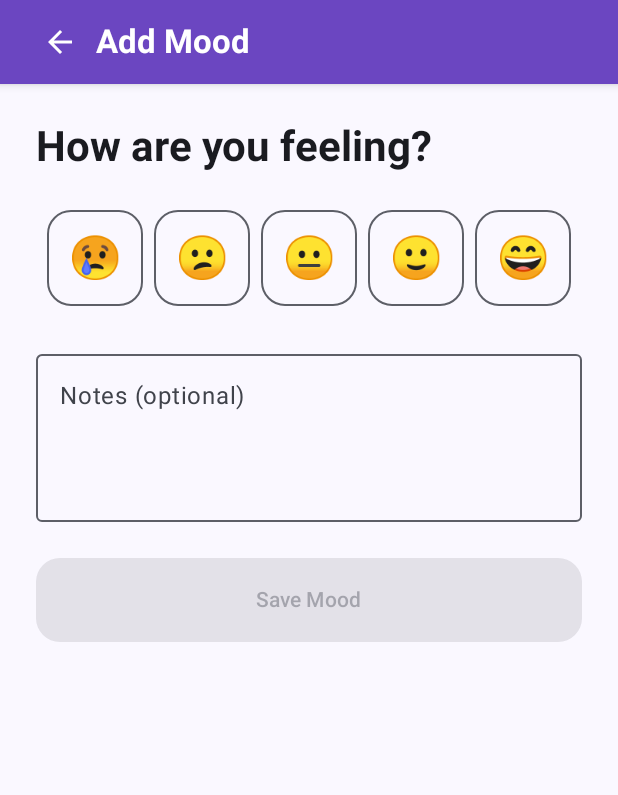
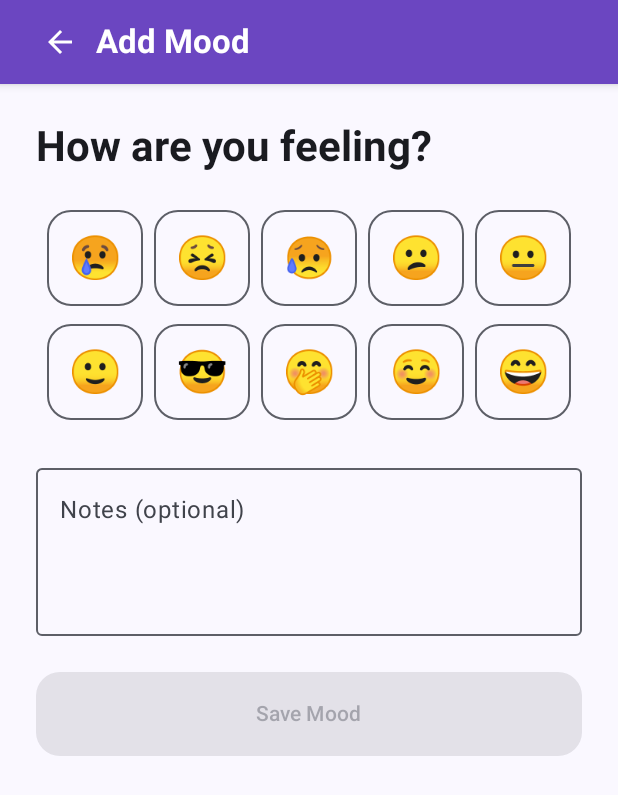
Before and after one commit to leen938/Moodmate, an Android app built with Jetpack Compose: the AddMoodScreen screen opened through its navigation route, on a phone screen of 412 x 824 dp. Shown: the top 795 px of the screen. Run offline under Robolectric (Android 15) with nearby library versions, the phone set to English and light mode, and no system bars.

Commit message:
add 10 emojis for 10 mood options

```diff
--- a/android/app/src/main/java/com/moodmate/ui/screens/AddMoodScreen.kt
+++ b/android/app/src/main/java/com/moodmate/ui/screens/AddMoodScreen.kt
@@ -37,6 +37,12 @@ fun AddMoodScreen(navController: NavController) {
             )
 
             // Mood Selector
+            // Mood Selector: 2 rows of 5
+            Column(
+                modifier = Modifier.fillMaxWidth(),
+                verticalArrangement = Arrangement.spacedBy(12.dp),
+                horizontalAlignment = Alignment.CenterHorizontally
+            ) {
                 Row(
                     modifier = Modifier.fillMaxWidth(),
                     horizontalArrangement = Arrangement.SpaceEvenly
@@ -47,6 +53,20 @@ fun AddMoodScreen(navController: NavController) {
                             isSelected = selectedMood == level,
                             onClick = { selectedMood = level }
                         )
+                    }
+                }
+
+                Row(
+                    modifier = Modifier.fillMaxWidth(),
+                    horizontalArrangement = Arrangement.SpaceEvenly
+                ) {
+                    (6..10).forEach { level ->
+                        MoodButton(
+                            level = level,
+                            isSelected = selectedMood == level,
+                            onClick = { selectedMood = level }
+                        )
+                    }
                 }
             }
 
@@ -87,10 +107,15 @@ fun AddMoodScreen(navController: NavController) {
 fun MoodButton(level: Int, isSelected: Boolean, onClick: () -> Unit) {
     val emoji = when (level) {
         1 -> "😢"
-        2 -> "😕"
-        3 -> "😐"
-        4 -> "🙂"
-        5 -> "😄"
+        2 -> "😣"
+        3 -> "😥"
+        4 -> "😕"
+        5 -> "😐"
+        6 -> "🙂"
+        7 -> "😎"
+        8 -> "🤭"
+        9 -> "☺️"
+        10 -> "😄"
         else -> "😐"
     }
 
--- a/android/app/src/main/java/com/moodmate/ui/screens/LoginScreen.kt
+++ b/android/app/src/main/java/com/moodmate/ui/screens/LoginScreen.kt
@@ -125,6 +125,7 @@ fun LoginScreen(navController: NavController) {
                     // Login Button
                     Button(
                         onClick = {
+                            //navController.navigate("home")
                             viewModel.login(username, password) {
                                 // Token is set in ViewModel
                             }
```
Also changed, not shown: 404 other files. Lines whose indentation alone changed are shown as unchanged.
